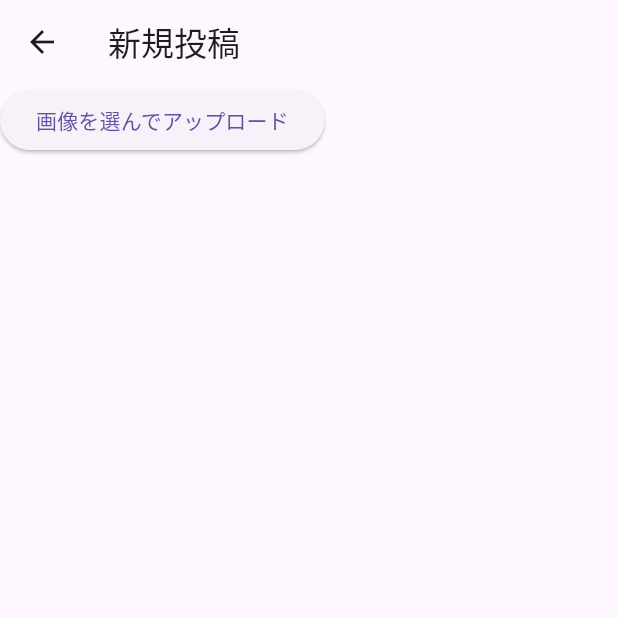
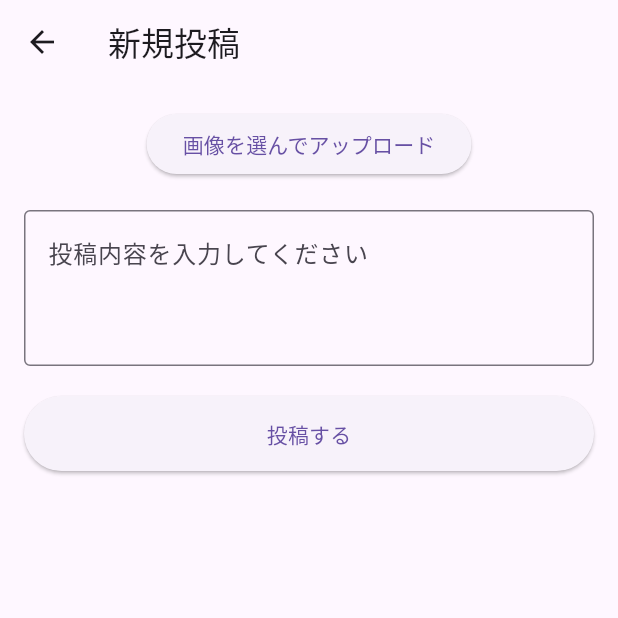
Before and after one commit to IshimaruNozomi/Hack-1_2025, a Flutter app: the PostScreen screen opened directly, on a phone screen of 412 x 824 dp, the top half of it. Run offline on Flutter 3.47's test engine with Material 3 defaults, Android fonts, the light colour scheme and no system bars; our stand-ins replace firebase_auth, firebase_core, google_sign_in, image_picker; accounts and stored records are empty; generated files the repository leaves out were written again.

Commit message:
投稿基本機能

```diff
--- a/tukutter/lib/screens/post_screen.dart
+++ b/tukutter/lib/screens/post_screen.dart
@@ -1,8 +1,8 @@
 import 'package:flutter/material.dart';
 import 'dart:io';
 import 'package:image_picker/image_picker.dart';
-import '../services/cloudinary_upload.dart'; // uploadImageToCloudinary を使う
-import '../services/api_service.dart'; // 上で作成したAPI呼び出しヘルパー
+import '../services/cloudinary_upload.dart'; // Cloudinaryアップロード用
+import '../services/api_service.dart'; // FastAPI送信用
 
 class PostScreen extends StatefulWidget {
   @override
@@ -14,6 +14,13 @@ class _PostScreenState extends State<PostScreen> {
   File? _selectedImage;
   String? _uploadedImageUrl;
 
+  // 投稿本文の入力コントローラ
+  final _contentController = TextEditingController();
+
+  // 仮のユーザーID（将来的にはログイン情報から取得）
+  final _userId = "user_001";
+
+  /// 画像をギャラリーから選択し、Cloudinaryにアップロードする
   Future<void> _pickAndUploadImage() async {
     final pickedFile = await picker.pickImage(source: ImageSource.gallery);
     if (pickedFile != null) {
@@ -27,12 +34,13 @@ class _PostScreenState extends State<PostScreen> {
     }
   }
 
-    final _contentController = TextEditingController();
-    final _userId = "user_001"; // 本来はログイン情報から取得すべき
-
+  /// FastAPI に投稿データを送信する
   Future<void> _submitPost() async {
     if (_uploadedImageUrl == null || _contentController.text.isEmpty) {
       print("画像と内容は必須です");
+      ScaffoldMessenger.of(context).showSnackBar(
+        SnackBar(content: Text("画像と投稿内容の両方を入力してください")),
+      );
       return;
     }
 
@@ -43,28 +51,67 @@ class _PostScreenState extends State<PostScreen> {
     );
 
     if (success) {
-        ScaffoldMessenger.of(context).showSnackBar(SnackBar(content: Text("投稿完了！")));
+      ScaffoldMessenger.of(context).showSnackBar(
+        SnackBar(content: Text("投稿完了！")),
+      );
       setState(() {
         _uploadedImageUrl = null;
+        _selectedImage = null;
         _contentController.clear();
       });
+    } else {
+      ScaffoldMessenger.of(context).showSnackBar(
+        SnackBar(content: Text("投稿に失敗しました")),
+      );
     }
   }
-
 
   @override
   Widget build(BuildContext context) {
     return Scaffold(
       appBar: AppBar(title: Text("新規投稿")),
-      body: Column(
+      body: Padding(
+        padding: const EdgeInsets.all(16.0),
+        child: Column(
           children: [
+            // 画像アップロードボタン
             ElevatedButton(
               onPressed: _pickAndUploadImage,
               child: Text("画像を選んでアップロード"),
             ),
-          if (_uploadedImageUrl != null) Image.network(_uploadedImageUrl!),
-          // ↓ここでFastAPIにpostする処理も追加していく
+            const SizedBox(height: 10),
+
+            // アップロードされた画像を表示
+            if (_uploadedImageUrl != null)
+              Image.network(
+                _uploadedImageUrl!,
+                height: 200,
+              ),
+
+            const SizedBox(height: 10),
+
+            // 投稿本文の入力欄
+            TextField(
+              controller: _contentController,
+              maxLines: 3,
+              decoration: InputDecoration(
+                hintText: "投稿内容を入力してください",
+                border: OutlineInputBorder(),
+              ),
+            ),
+
+            const SizedBox(height: 20),
+
+            // 投稿ボタン
+            ElevatedButton(
+              onPressed: _submitPost,
+              child: Text("投稿する"),
+              style: ElevatedButton.styleFrom(
+                minimumSize: Size(double.infinity, 50),
+              ),
+            ),
           ],
+        ),
       ),
     );
   }
--- a/tukutter/pubspec.yaml
+++ b/tukutter/pubspec.yaml
@@ -19,6 +19,7 @@ dependencies:
   mime: ^1.0.0          # MIMEタイプ判定（画像アップロード時に必要）
   path: ^1.8.3
   http_parser: ^4.0.2
+  http: ^0.13.6
 
 dev_dependencies:
   flutter_test:
```
Also changed, not shown: tukutter/lib/services/post_to_fastapi.dart (added, +28 -0 lines). Lines whose indentation alone changed are shown as unchanged.
